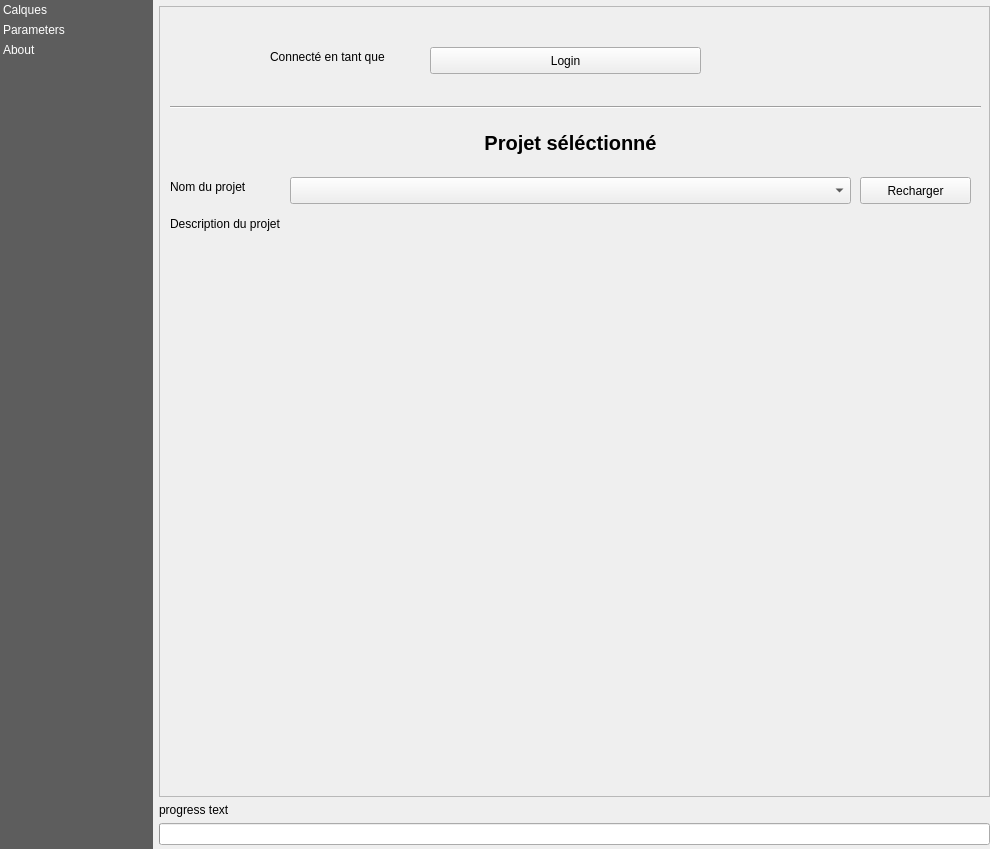
Above: tellae/dialogs/main_window.ui from tellae/qgis-tellae-plugin before the change. Below: the same form after it.
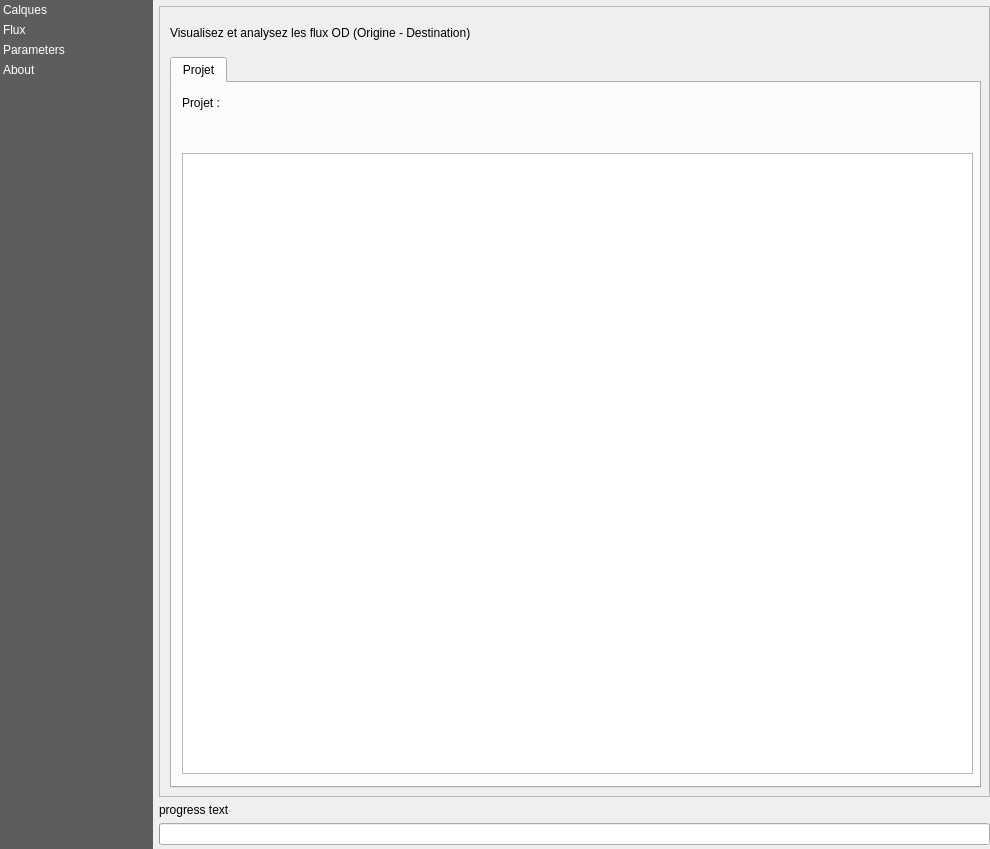
That is the form after the change. The open tabs and pages were chosen to show the change. Custom widgets are drawn as their Qt base class.

Commit message: feat: added a Flows panel (#42)

```diff
--- a/tellae/dialogs/main_window.ui
+++ b/tellae/dialogs/main_window.ui
@@ -111,6 +111,11 @@
        <string>Calques</string>
       </property>
      </item>
+     <item>
+      <property name="text">
+       <string>Flux</string>
+      </property>
+     </item>
      <item>
       <property name="text">
        <string>Parameters</string>
@@ -324,6 +329,77 @@
              </property>
             </widget>
            </widget>
+           <widget class="QWidget" name="page_2">
+            <widget class="QLabel" name="label_3">
+             <property name="geometry">
+              <rect>
+               <x>10</x>
+               <y>10</y>
+               <width>811</width>
+               <height>31</height>
+              </rect>
+             </property>
+             <property name="text">
+              <string>Visualisez et analysez les flux OD (Origine - Destination)</string>
+             </property>
+            </widget>
+            <widget class="QWidget" name="verticalLayoutWidget_2">
+             <property name="geometry">
+              <rect>
+               <x>10</x>
+               <y>50</y>
+               <width>811</width>
+               <height>731</height>
+              </rect>
+             </property>
+             <layout class="QVBoxLayout" name="verticalLayout_2">
+              <item>
+               <widget class="QTabWidget" name="add_flows_tab">
+                <property name="currentIndex">
+                 <number>0</number>
+                </property>
+                <widget class="QWidget" name="project_3">
+                 <attribute name="title">
+                  <string>Projet</string>
+                 </attribute>
+                 <widget class="QTableWidget" name="projectFlowsTable">
+                  <property name="geometry">
+                   <rect>
+                    <x>10</x>
+                    <y>70</y>
+                    <width>791</width>
+                    <height>621</height>
+                   </rect>
+                  </property>
+                  <property name="alternatingRowColors">
+                   <bool>true</bool>
+                  </property>
+                  <property name="selectionMode">
+                   <enum>QAbstractItemView::NoSelection</enum>
+                  </property>
+                  <attribute name="verticalHeaderVisible">
+                   <bool>false</bool>
+                  </attribute>
+                 </widget>
+                 <widget class="QLabel" name="projectNameFlowsPanel">
+                  <property name="geometry">
+                   <rect>
+                    <x>10</x>
+                    <y>10</y>
+                    <width>431</width>
+                    <height>19</height>
+                   </rect>
+                  </property>
+                  <property name="text">
+                   <string>Projet :</string>
+                  </property>
+                 </widget>
+                </widget>
+               </widget>
+              </item>
+             </layout>
+            </widget>
+           </widget>
            <widget class="QWidget" name="parameters">
             <widget class="QPushButton" name="authButton">
              <property name="geometry">
```
Left out of the diff: 2 changed lines with no effect on the pictures. The commit also changes 24 other files.
